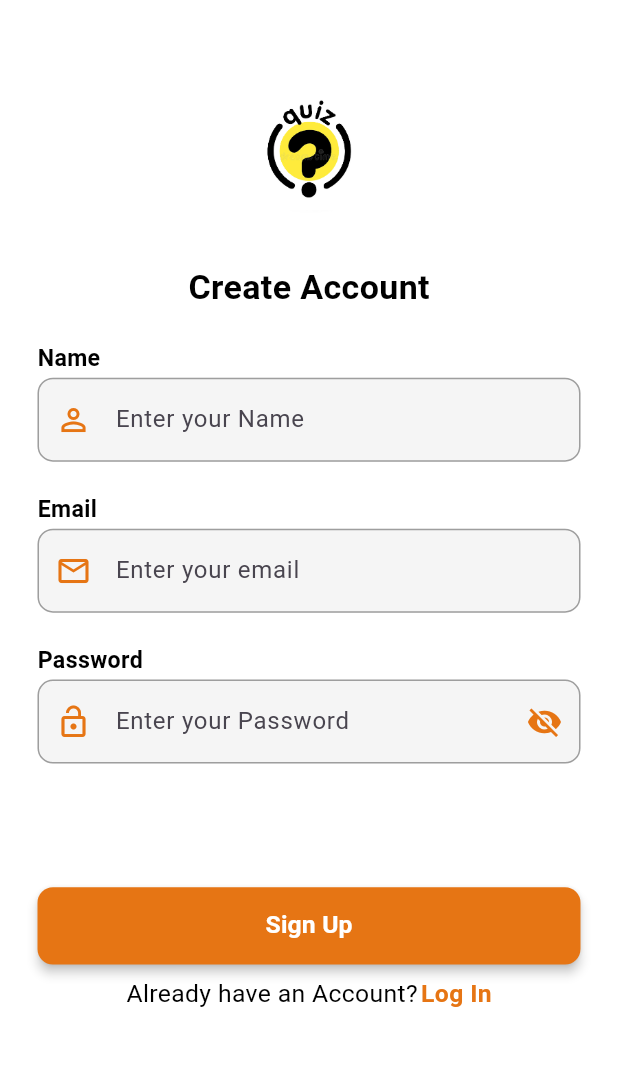
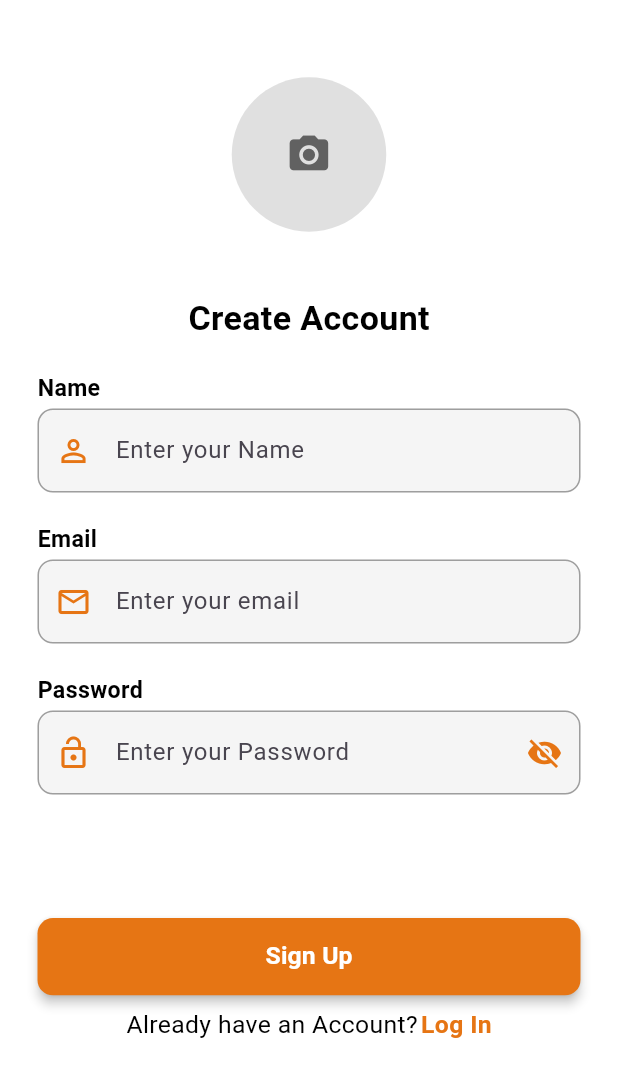
Before and after one commit to daniyal-dev075/Quiz-App, a Flutter app: the SignupView screen opened by its route, on a phone screen of 412 x 824 dp. Shown: the top 1077 px of the screen. Run offline on Flutter 3.47's test engine with Material 3 defaults, Android fonts, the phone set to English and light mode, and no system bars; our stand-ins replace animate_do, cloud_firestore, firebase_auth, firebase_core, firebase_storage, flutter_screenutil and 2 more; missing offline and left inert: flutter_swipe_button; accounts and stored records are empty; network calls fail.

```diff
--- /dev/null
+++ b/devtools_options.yaml
@@ -0,0 +1,3 @@
+description: This file stores settings for Dart & Flutter DevTools.
+documentation: https://docs.flutter.dev/tools/devtools/extensions#configure-extension-enablement-states
+extensions:
--- a/lib/main.dart
+++ b/lib/main.dart
@@ -5,9 +5,10 @@ import 'package:provider/provider.dart';
 import 'package:quiz_app/utils/routes/route_name.dart';
 import 'package:quiz_app/utils/routes/routes.dart';
 import 'package:quiz_app/view_model/auth_view_model.dart';
+import 'package:quiz_app/view_model/image_view_model.dart';
 import 'package:quiz_app/view_model/password_view_model.dart';
 import 'package:quiz_app/view_model/question_view_model.dart';
-
+import 'package:quiz_app/view_model/user_view_model.dart';
 import 'data/firebase/firebase_options.dart';
 
 void main() async {
@@ -21,6 +22,8 @@ void main() async {
         ChangeNotifierProvider(create: (_) => PasswordViewModel()),
         ChangeNotifierProvider(create: (_) => QuestionViewModel()),
         ChangeNotifierProvider(create: (_) => AuthViewModel()),
+        ChangeNotifierProvider(create: (_) => ImageViewModel()),
+        ChangeNotifierProvider(create: (_) => UserViewModel()),
       ],
       child: const MyApp(),
     ),
--- a/lib/view/signup_view.dart
+++ b/lib/view/signup_view.dart
@@ -7,9 +7,8 @@ import 'package:quiz_app/res/components/custom_button.dart';
 import 'package:quiz_app/res/components/custom_text_form_field.dart';
 import 'package:quiz_app/utils/routes/route_name.dart';
 import 'package:quiz_app/view_model/password_view_model.dart';
-
-import '../utils/utils.dart';
 import '../view_model/auth_view_model.dart';
+import '../view_model/image_view_model.dart';
 
 class SignupView extends StatefulWidget {
   const SignupView({super.key});
@@ -19,6 +18,7 @@ class SignupView extends StatefulWidget {
 }
 
 class _SignupViewState extends State<SignupView> {
+  TextEditingController nameController = TextEditingController();
   TextEditingController emailController = TextEditingController();
   TextEditingController passwordController = TextEditingController();
   FirebaseAuth _auth = FirebaseAuth.instance;
@@ -34,13 +34,26 @@ class _SignupViewState extends State<SignupView> {
           child: Column(
             children: [
               SizedBox(height: 50.h),
-              Center(
-                child: Image(
-                  height: 100.h,
-                  width: 100.w,
-                  image: AssetImage('images/logo.png'),
-                ),
+              Consumer<ImageViewModel>(
+                builder: (context, profileImageVM, child) {
+                  return GestureDetector(
+                    onTap: () {
+                      profileImageVM.pickImage();
+                    },
+                    child: CircleAvatar(
+                      radius: 50.r,
+                      backgroundColor: Colors.grey.shade300,
+                      backgroundImage: profileImageVM.pickedImage != null
+                          ? FileImage(profileImageVM.pickedImage!)
+                          : null,
+                      child: profileImageVM.pickedImage == null
+                          ? Icon(Icons.camera_alt, size: 30.sp, color: Colors.grey.shade700)
+                          : null,
+                    ),
+                  );
+                },
               ),
+              SizedBox(height: 20.h),
               SizedBox(height: 20.h),
               Center(
                 child: Text(
@@ -66,6 +79,7 @@ class _SignupViewState extends State<SignupView> {
               ),
               SizedBox(height: 2.h,),
               CustomTextFormField(
+                controller: nameController,
                 hintText: 'Enter your Name',
                 prefixIcon: Icon(Icons.person_outline_outlined),
               ),
@@ -115,10 +129,13 @@ class _SignupViewState extends State<SignupView> {
                     title: 'Sign Up',
                     isLoading: provider.isLoading,
                     onPressed: () {
+                      final profileImageVM = Provider.of<ImageViewModel>(context, listen: false);
                       provider.signUp(
+                        name: nameController.text.trim(),
                         email: emailController.text.trim(),
                         password: passwordController.text.trim(),
                         context: context,
+                        profileImage: profileImageVM.pickedImage,
                       );
                     },
                   );
--- /dev/null
+++ b/lib/view_model/image_view_model.dart
@@ -0,0 +1,23 @@
+import 'dart:io';
+import 'package:flutter/material.dart';
+import 'package:image_picker/image_picker.dart';
+
+class ImageViewModel extends ChangeNotifier {
+  File? _pickedImage;
+  final ImagePicker _picker = ImagePicker();
+
+  File? get pickedImage => _pickedImage;
+
+  Future<void> pickImage() async {
+    final pickedFile = await _picker.pickImage(source: ImageSource.gallery);
+    if (pickedFile != null) {
+      _pickedImage = File(pickedFile.path);
+      notifyListeners();
+    }
+  }
+
+  void clearImage() {
+    _pickedImage = null;
+    notifyListeners();
+  }
+}
--- a/pubspec.yaml
+++ b/pubspec.yaml
@@ -45,6 +45,7 @@ dependencies:
   fluttertoast: ^8.2.12
   pinput: ^5.0.1
   flutter_swipe_button: ^2.1.3
+  image_picker: ^1.1.2
 
 dev_dependencies:
   flutter_test:
```
Also changed, not shown: lib/model/user_model.dart (added, +19 -0 lines), lib/view/start_view.dart (+73 -15 lines), lib/view_model/auth_view_model.dart (+30 -2 lines), lib/view_model/user_view_model.dart (added, +26 -0 lines), pubspec.lock, 2 other files.
